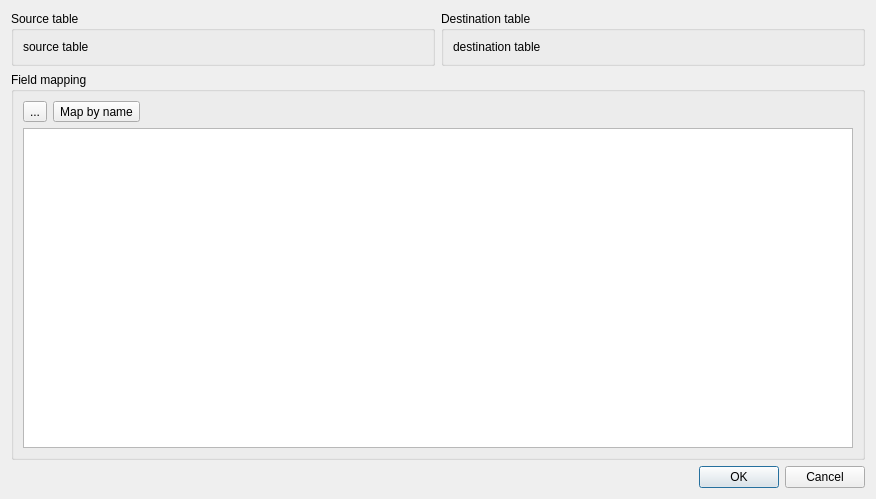
This is src/mdtdatabase/mdtSqlDatabaseCopierTableMappingDialog.ui in scandyna/multidiagtools as Qt 5 draws it before an edit. The edited form follows.
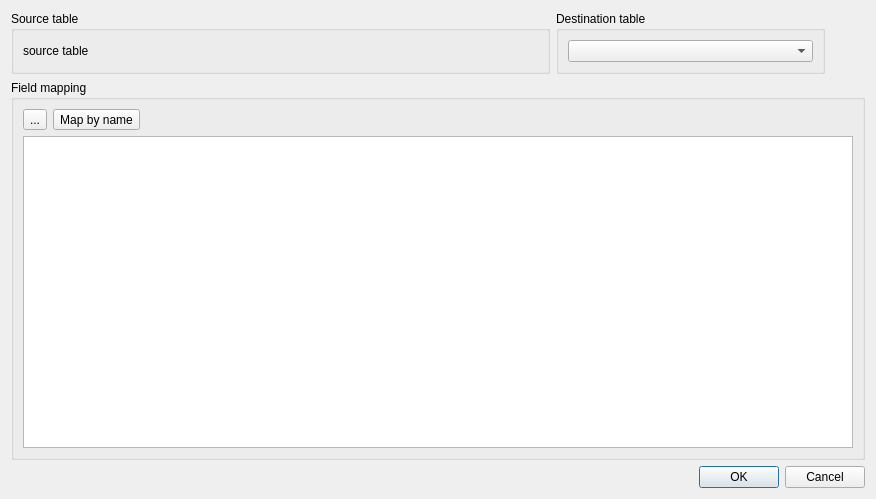
This is the edited form. Icons and pictures are not drawn.

Commit message: Working on SQL copier

Patch:
```diff
--- a/src/mdtdatabase/mdtSqlDatabaseCopierTableMappingDialog.ui
+++ b/src/mdtdatabase/mdtSqlDatabaseCopierTableMappingDialog.ui
@@ -18,6 +18,12 @@
     <layout class="QHBoxLayout" name="horizontalLayout_2">
      <item>
       <widget class="QGroupBox" name="gbSourceTable">
+       <property name="sizePolicy">
+        <sizepolicy hsizetype="Preferred" vsizetype="Preferred">
+         <horstretch>2</horstretch>
+         <verstretch>0</verstretch>
+        </sizepolicy>
+       </property>
        <property name="title">
         <string>Source table</string>
        </property>
@@ -34,20 +40,35 @@
      </item>
      <item>
       <widget class="QGroupBox" name="gbDestinationTable">
+       <property name="sizePolicy">
+        <sizepolicy hsizetype="Preferred" vsizetype="Preferred">
+         <horstretch>1</horstretch>
+         <verstretch>0</verstretch>
+        </sizepolicy>
+       </property>
        <property name="title">
         <string>Destination table</string>
        </property>
        <layout class="QVBoxLayout" name="verticalLayout_3">
         <item>
-         <widget class="QLabel" name="lbDestinationTable">
-          <property name="text">
-           <string>destination table</string>
-          </property>
-         </widget>
+         <widget class="QComboBox" name="cbDestinationTable"/>
         </item>
        </layout>
       </widget>
      </item>
+     <item>
+      <spacer name="horizontalSpacer_2">
+       <property name="orientation">
+        <enum>Qt::Horizontal</enum>
+       </property>
+       <property name="sizeHint" stdset="0">
+        <size>
+         <width>40</width>
+         <height>20</height>
+        </size>
+       </property>
+      </spacer>
+     </item>
     </layout>
    </item>
    <item>
```
Left out of the diff: 6 changed lines with no effect on the pictures. The commit also changes 12 other files.
